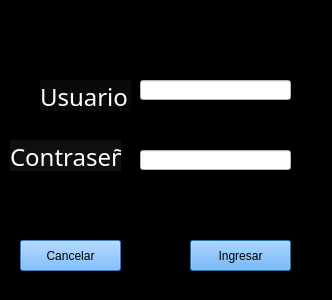
Above: Acceso.ui from AndresMSE/IF---Interfaz before the change. Below: the same form after it.
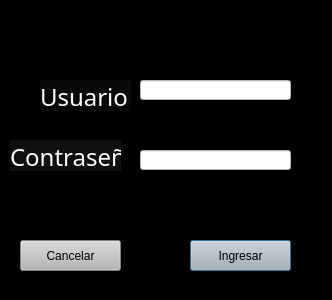
That is the form after the change.

What changed in the file:
```diff
--- a/Acceso.ui
+++ b/Acceso.ui
@@ -75,7 +75,7 @@
     </rect>
    </property>
    <property name="styleSheet">
-    <string notr="true">background-color: rgb(85, 170, 255);</string>
+    <string notr="true">background-color: rgb(182, 182, 182);</string>
    </property>
    <property name="text">
     <string>Ingresar</string>
@@ -151,7 +151,7 @@
     </rect>
    </property>
    <property name="styleSheet">
-    <string notr="true">background-color: rgb(85, 170, 255);</string>
+    <string notr="true">background-color: rgb(182, 182, 182);</string>
    </property>
    <property name="text">
     <string>Cancelar</string>
```
